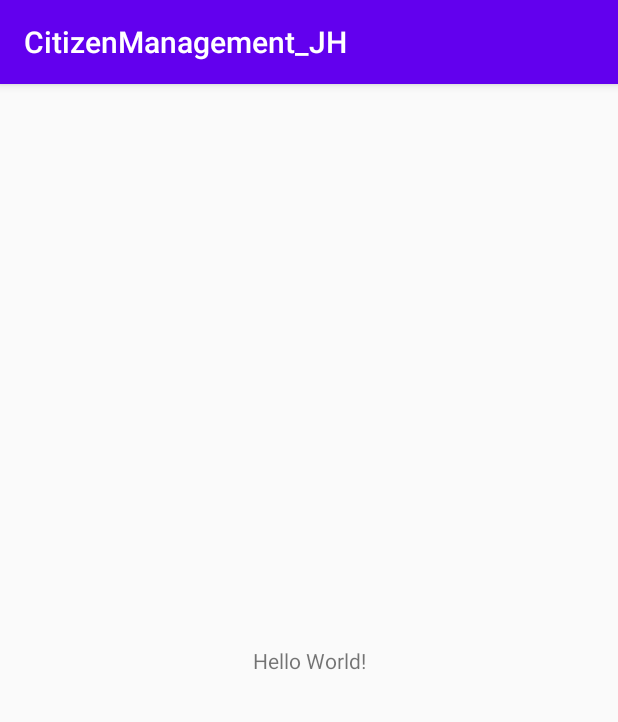
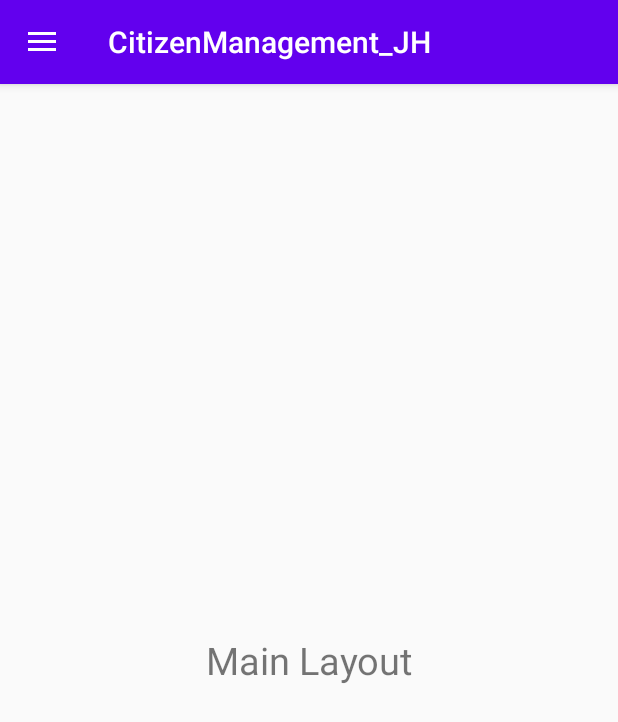
Before and after one commit to anandshivam44/CitizenManagement_JH, an Android app: the screen it shows after launch (MainActivity before the commit, DrawerActivity after it), on a phone screen of 412 x 824 dp. Shown: the top 722 px of the screen. Run offline under Robolectric (Android 15) with nearby library versions, the phone set to English and light mode, and no system bars.

Commit message:
Navigation Drawer added

```diff
--- a/app/src/main/AndroidManifest.xml
+++ b/app/src/main/AndroidManifest.xml
@@ -9,13 +9,16 @@
         android:roundIcon="@mipmap/ic_launcher_round"
         android:supportsRtl="true"
         android:theme="@style/AppTheme">
-        <activity android:name=".MainActivity">
+        <activity android:name=".DrawerActivity">
             <intent-filter>
                 <action android:name="android.intent.action.MAIN" />
 
                 <category android:name="android.intent.category.LAUNCHER" />
             </intent-filter>
         </activity>
+        <activity android:name=".MainActivity">
+
+        </activity>
     </application>
 
 </manifest>
--- /dev/null
+++ b/app/src/main/java/com/example/citizenmanagement_jh/DrawerActivity.java
@@ -0,0 +1,40 @@
+package com.example.citizenmanagement_jh;
+
+import android.os.Bundle;
+import android.view.MenuItem;
+import android.widget.Toolbar;
+
+import androidx.annotation.NonNull;
+import androidx.appcompat.app.ActionBarDrawerToggle;
+import androidx.appcompat.app.AppCompatActivity;
+import androidx.drawerlayout.widget.DrawerLayout;
+
+public class DrawerActivity extends AppCompatActivity {
+
+    private DrawerLayout mDrawerLayout;
+    private ActionBarDrawerToggle mToogle;
+    private Toolbar mToolbar;
+
+    @Override
+    protected void onCreate(Bundle savedInstanceState) {
+        super.onCreate(savedInstanceState);
+        setContentView(R.layout.activity_drawer);
+        mToolbar=(Toolbar)findViewById(R.id.nav_action_bar);
+        //setActionBar(mToolbar);
+
+        mDrawerLayout=(DrawerLayout)findViewById(R.id.drawerLayout);
+        mToogle=new ActionBarDrawerToggle(this,mDrawerLayout,R.string.open,R.string.close);
+
+        mDrawerLayout.addDrawerListener(mToogle);
+        mToogle.syncState();
+        getSupportActionBar().setDisplayHomeAsUpEnabled(true);
+    }
+
+    @Override
+    public boolean onOptionsItemSelected(@NonNull MenuItem item) {
+        if(mToogle.onOptionsItemSelected(item)){
+            return true;
+        }
+        return super.onOptionsItemSelected(item);
+    }
+}
--- /dev/null
+++ b/app/src/main/res/layout/activity_drawer.xml
@@ -0,0 +1,38 @@
+<?xml version="1.0" encoding="utf-8"?>
+<androidx.drawerlayout.widget.DrawerLayout
+    xmlns:android="http://schemas.android.com/apk/res/android"
+    xmlns:app="http://schemas.android.com/apk/res-auto"
+    xmlns:tools="http://schemas.android.com/tools"
+    android:layout_width="match_parent"
+    android:layout_height="match_parent"
+    android:id="@+id/drawerLayout"
+    tools:context=".DrawerActivity">
+
+    <LinearLayout
+        android:layout_width="match_parent"
+        android:layout_height="match_parent"
+        android:orientation="vertical"
+        android:gravity="center"
+        android:padding="0dp">
+        <TextView
+            android:layout_width="match_parent"
+            android:layout_height="wrap_content"
+            android:text="Main Layout"
+            android:textSize="25dp"
+            android:textAlignment="center"/>
+
+
+    </LinearLayout>
+
+    <com.google.android.material.navigation.NavigationView
+        android:layout_width="wrap_content"
+        android:layout_height="match_parent"
+        app:menu="@menu/navigation_menu"
+        app:headerLayout="@layout/navigation_header"
+        android:layout_gravity="start">
+
+    </com.google.android.material.navigation.NavigationView>
+
+
+
+</androidx.drawerlayout.widget.DrawerLayout>
--- /dev/null
+++ b/app/src/main/res/menu/navigation_menu.xml
@@ -0,0 +1,20 @@
+<?xml version="1.0" encoding="utf-8"?>
+
+<menu xmlns:android="http://schemas.android.com/apk/res/android">
+
+    <item android:id="@+id/nav_account"
+        android:title="My Account"
+        android:icon="@drawable/devloper"
+        />
+    <item android:id="@+id/nav_setting"
+        android:title="setting"
+
+        />
+    <item android:id="@+id/nav_logout"
+        android:title="logout"
+        />
+
+
+
+
+</menu>
--- a/app/src/main/res/values/strings.xml
+++ b/app/src/main/res/values/strings.xml
@@ -1,3 +1,5 @@
 <resources>
     <string name="app_name">CitizenManagement_JH</string>
+    <string name="open">open</string>
+    <string name="close">close</string>
 </resources>
```
Also changed, not shown: app/src/main/res/layout/navigation_action_bar.xml (added, +11 -0 lines), app/src/main/res/layout/navigation_header.xml (added, +16 -0 lines).
